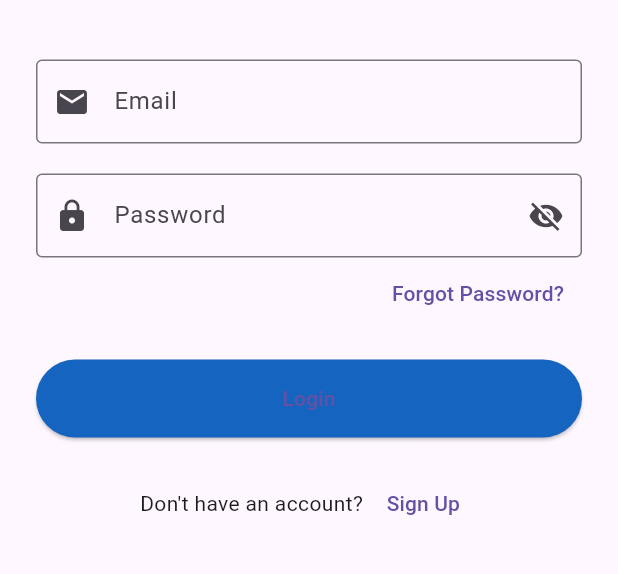
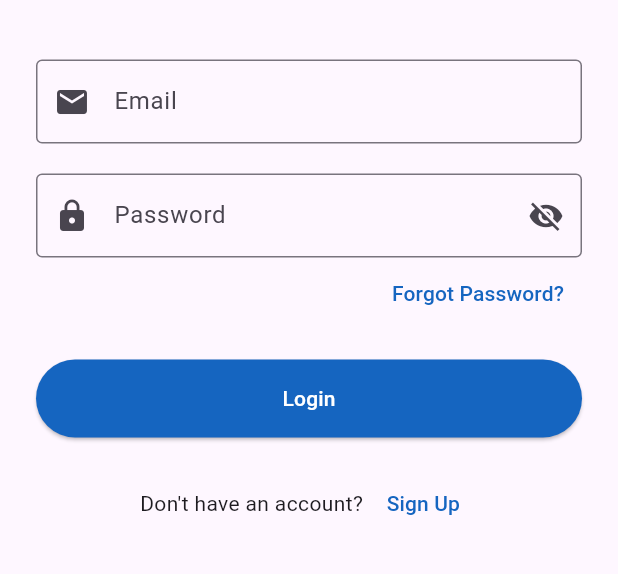
Before and after one commit to Mehdirben/curavisionai, a Flutter app: the screen it shows after launch, on a phone screen of 412 x 824 dp, the part 464-1038 px from its top. Run offline on Flutter 3.47's test engine with Material 3 defaults, Android fonts, the phone set to English and light mode, and no system bars.

Commit message:
Change colors buttons

```diff
--- a/lib/screens/login_page.dart
+++ b/lib/screens/login_page.dart
@@ -121,6 +121,9 @@ class _LoginPageState extends State<LoginPage> {
                   Align(
                     alignment: Alignment.centerRight,
                     child: TextButton(
+                      style: TextButton.styleFrom(
+                        foregroundColor: Colors.blue[800],
+                      ),
                       onPressed: () {
                         Navigator.pushNamed(context, '/forgot-password');
                       },
@@ -138,6 +141,7 @@ class _LoginPageState extends State<LoginPage> {
                       style: ElevatedButton.styleFrom(
                         backgroundColor: Colors.blue[800],
                         padding: const EdgeInsets.symmetric(vertical: 16),
+                        foregroundColor: Colors.white,
                       ),
                       child: const Text('Login'),
                     ),
@@ -151,6 +155,9 @@ class _LoginPageState extends State<LoginPage> {
                     children: [
                       const Text("Don't have an account? "),
                       TextButton(
+                        style: TextButton.styleFrom(
+                          foregroundColor: Colors.blue[800],
+                        ),
                         onPressed: () {
                           Navigator.pushNamed(context, '/signup');
                         },
```
